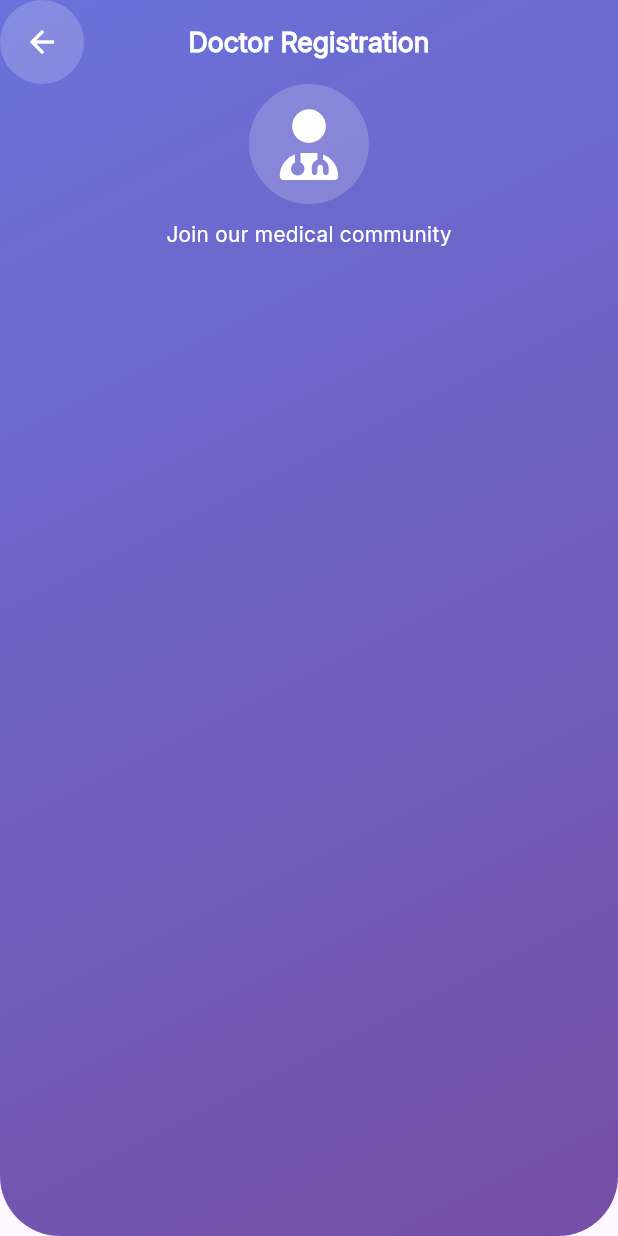
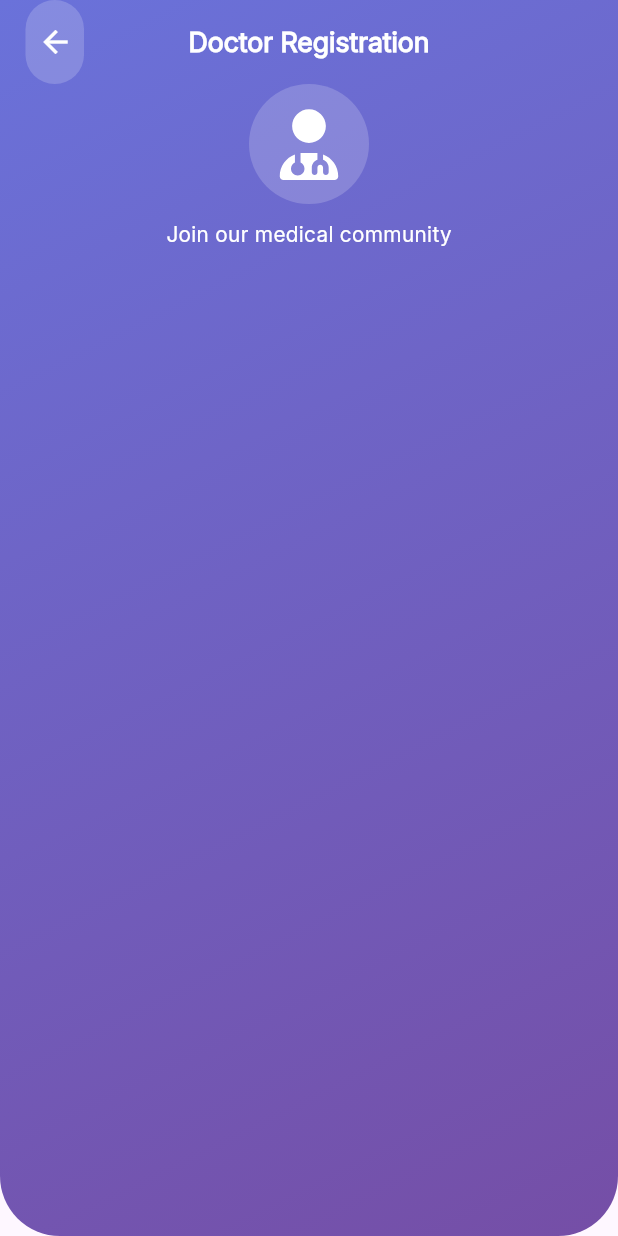
Before and after one commit to Ahmed-Al-Desouki/Graduation-Project, a Flutter app: the CustomAppBarRegistration widget shown alone on an empty page, opened directly, on a phone screen of 412 x 824 dp. Run offline on Flutter 3.47's test engine with Material 3 defaults, Android fonts, the phone set to English and light mode, and no system bars; our stand-ins replace flutter_svg, go_router, image_picker.

Commit message:
routes done for auth feature

```diff
--- /dev/null
+++ b/lib/core/utils/app_router.dart
@@ -0,0 +1,42 @@
+import 'package:go_router/go_router.dart';
+import 'package:graduation_project/features/auth/presentation/views/create_account_view.dart';
+import 'package:graduation_project/features/auth/presentation/views/doctor_registration_view.dart';
+import 'package:graduation_project/features/auth/presentation/views/login_view.dart';
+import 'package:graduation_project/features/auth/presentation/views/patient_registration_view.dart';
+import 'package:graduation_project/features/auth/presentation/views/widgets/forgot_password.dart';
+import 'package:graduation_project/features/splash/splash_body.dart';
+
+abstract class AppRouter {
+  // static const kOnboardingView = '/onboardingView';
+  static const kSplash = '/';
+  static const kLogin = '/loginView';
+  static const kRegisterAsPatient = '/registerAsPatient';
+  static const kRegisterAsDoctor = '/registerAsDoctor';
+  static const kForgotPassword = '/forgotPasswordView';
+  static const kCreatAcount = '/createAcountView';
+  static const kHome = '/home';
+
+  static final router = GoRouter(
+    routes: [
+      GoRoute(path: kSplash, builder: (context, state) => const SplashBody()),
+      GoRoute(
+        path: kCreatAcount,
+        builder: (context, state) => const CreateAccountView(),
+      ),
+      GoRoute(
+        path: kRegisterAsPatient,
+        builder: (context, state) => const PatientRegistrationView(),
+      ),
+      GoRoute(path: kLogin, builder: (context, state) => const LoginView()),
+      GoRoute(
+        path: kRegisterAsDoctor,
+        builder: (context, state) => const DoctorRegistrationView(),
+      ),
+      GoRoute(
+        path: kForgotPassword,
+        builder: (context, state) => const ForgotPassword(),
+      ),
+      GoRoute(path: kHome, builder: (context, state) => const SplashBody()),
+    ],
+  );
+}
--- a/lib/features/auth/presentation/views/widgets/create_account_header.dart
+++ b/lib/features/auth/presentation/views/widgets/create_account_header.dart
@@ -1,6 +1,7 @@
 import 'package:flutter/material.dart';
 import 'package:flutter_svg/svg.dart';
 import 'package:graduation_project/core/utils/app_images.dart';
+import 'package:graduation_project/core/utils/app_router.dart';
 import 'package:graduation_project/core/utils/app_styles.dart';
 
 class CreateAccountHeader extends StatelessWidget {
@@ -44,7 +45,7 @@ class CreateAccountHeader extends StatelessWidget {
                 child: IconButton(
                   icon: const Icon(Icons.arrow_back, color: Colors.white),
                   onPressed: () {
-                    // Navigator.of(context).pop();
+                    AppRouter.router.go(AppRouter.kLogin);
                   },
                 ),
               ),
--- a/lib/features/auth/presentation/views/widgets/custom_registration_appbar.dart
+++ b/lib/features/auth/presentation/views/widgets/custom_registration_appbar.dart
@@ -1,5 +1,6 @@
 import 'package:flutter/material.dart';
 import 'package:flutter_svg/svg.dart';
+import 'package:graduation_project/core/utils/app_router.dart';
 import 'package:graduation_project/core/utils/app_styles.dart';
 
 class CustomAppBarRegistration extends StatelessWidget {
@@ -36,7 +37,9 @@ class CustomAppBarRegistration extends StatelessWidget {
             elevation: 0,
             centerTitle: true,
             title: Text(title, style: AppStyles.styleSemiBold18White),
-            leading: Container(
+            leading: Padding(
+              padding: const EdgeInsets.only(left: 17.0),
+              child: Container(
                 decoration: BoxDecoration(
                   color: const Color.fromARGB(47, 255, 255, 255),
                   borderRadius: BorderRadius.circular(50),
@@ -44,8 +47,9 @@ class CustomAppBarRegistration extends StatelessWidget {
                 child: IconButton(
                   icon: const Icon(Icons.arrow_back, color: Colors.white),
                   onPressed: () {
-                  // Navigator.of(context).pop();
+                    AppRouter.router.go(AppRouter.kCreatAcount);
                   },
+                ),
               ),
             ),
           ),
--- a/lib/features/auth/presentation/views/widgets/doctor_option_card.dart
+++ b/lib/features/auth/presentation/views/widgets/doctor_option_card.dart
@@ -1,6 +1,7 @@
 import 'package:flutter/material.dart';
 import 'package:flutter_svg/svg.dart';
 import 'package:graduation_project/core/utils/app_images.dart';
+import 'package:graduation_project/core/utils/app_router.dart';
 import 'package:graduation_project/core/utils/app_styles.dart';
 
 class DoctorOptionCard extends StatefulWidget {
@@ -32,7 +33,9 @@ class _DoctorOptionCardState extends State<DoctorOptionCard> {
         });
       },
       child: InkWell(
-        onTap: () {},
+        onTap: () {
+          AppRouter.router.go(AppRouter.kRegisterAsDoctor);
+        },
         hoverColor: Colors.transparent,
         splashColor: Colors.transparent,
         highlightColor: Colors.transparent,
--- a/lib/features/auth/presentation/views/widgets/doctor_registration_view_body.dart
+++ b/lib/features/auth/presentation/views/widgets/doctor_registration_view_body.dart
@@ -35,7 +35,8 @@ class _DoctorRegistrationViewBodyState
   Widget build(BuildContext context) {
     final height = MediaQuery.of(context).size.height;
 
-    return SingleChildScrollView(
+    return Scaffold(
+      body: SingleChildScrollView(
         child: Form(
           key: _formKey,
           child: Column(
@@ -88,6 +89,7 @@ class _DoctorRegistrationViewBodyState
             ],
           ),
         ),
+      ),
     );
   }
 }
--- a/lib/features/auth/presentation/views/widgets/forgot_password.dart
+++ b/lib/features/auth/presentation/views/widgets/forgot_password.dart
@@ -1,4 +1,5 @@
 import 'package:flutter/material.dart';
+import 'package:graduation_project/core/utils/app_router.dart';
 import 'package:graduation_project/core/utils/app_styles.dart';
 import 'package:graduation_project/features/auth/presentation/views/widgets/input_field.dart';
 
@@ -135,7 +136,7 @@ class _ForgotPasswordState extends State<ForgotPassword> {
                   children: [
                     TextButton(
                       onPressed: () {
-                        Navigator.pop(context);
+                        AppRouter.router.go(AppRouter.kLogin);
                       },
                       child: Text(
                         'Back to Sign In',
--- a/lib/features/auth/presentation/views/widgets/patient_option_card.dart
+++ b/lib/features/auth/presentation/views/widgets/patient_option_card.dart
@@ -1,5 +1,6 @@
 import 'package:flutter/material.dart';
 import 'package:graduation_project/core/utils/app_images.dart';
+import 'package:graduation_project/core/utils/app_router.dart';
 import 'package:graduation_project/core/utils/app_styles.dart';
 
 class PatientOptionCard extends StatefulWidget {
@@ -31,7 +32,9 @@ class _PatientOptionCardState extends State<PatientOptionCard> {
         });
       },
       child: InkWell(
-        onTap: () {},
+        onTap: () {
+          AppRouter.router.go(AppRouter.kRegisterAsPatient);
+        },
         hoverColor: Colors.transparent,
         splashColor: Colors.transparent,
         highlightColor: Colors.transparent,
--- a/lib/features/auth/presentation/views/widgets/patient_registration_view_body.dart
+++ b/lib/features/auth/presentation/views/widgets/patient_registration_view_body.dart
@@ -1,5 +1,5 @@
 import 'package:flutter/material.dart';
-import 'package:flutter/widgets.dart';
+// import 'package:flutter/widgets.dart';
 import 'package:graduation_project/core/utils/app_images.dart';
 import 'package:graduation_project/core/utils/app_styles.dart';
 import 'package:graduation_project/core/utils/functions/show_snack_bar.dart';
@@ -44,7 +44,8 @@ class _PatientRegistrationViewBodyState
   @override
   Widget build(BuildContext context) {
     final height = MediaQuery.of(context).size.height;
-    return SingleChildScrollView(
+    return Scaffold(
+      body: SingleChildScrollView(
         child: Form(
           key: _formKey,
           child: Column(
@@ -118,6 +119,7 @@ class _PatientRegistrationViewBodyState
             ],
           ),
         ),
+      ),
     );
   }
 }
--- a/lib/features/splash/splash_body.dart
+++ b/lib/features/splash/splash_body.dart
@@ -1,5 +1,6 @@
 import 'package:flutter/material.dart';
 import 'package:graduation_project/core/utils/app_images.dart';
+import 'package:graduation_project/core/utils/app_router.dart';
 
 class SplashBody extends StatefulWidget {
   const SplashBody({super.key});
@@ -63,7 +64,7 @@ class _SplashBodyState extends State<SplashBody>
     _controller.forward();
     _controller.addStatusListener((status) {
       if (status == AnimationStatus.completed && mounted) {
-        Navigator.of(context).pushReplacementNamed('/login');
+        AppRouter.router.go(AppRouter.kLogin);
       }
     });
   }
--- a/pubspec.yaml
+++ b/pubspec.yaml
@@ -33,6 +33,7 @@ dependencies:
   flutter_svg: ^2.2.1
   image_picker: ^1.2.0
   intl: ^0.20.2
+  go_router: ^16.2.4
 
   # The following adds the Cupertino Icons font to your application.
   # Use with the CupertinoIcons class for iOS style icons.
```
Also changed, not shown: lib/features/auth/presentation/views/widgets/create_account_view_body.dart (+6 -9 lines), lib/features/auth/presentation/views/widgets/login_form_container.dart (+2 -8 lines), lib/main.dart (+6 -10 lines), pubspec.lock, 1 other file. Lines whose indentation alone changed are shown as unchanged.
